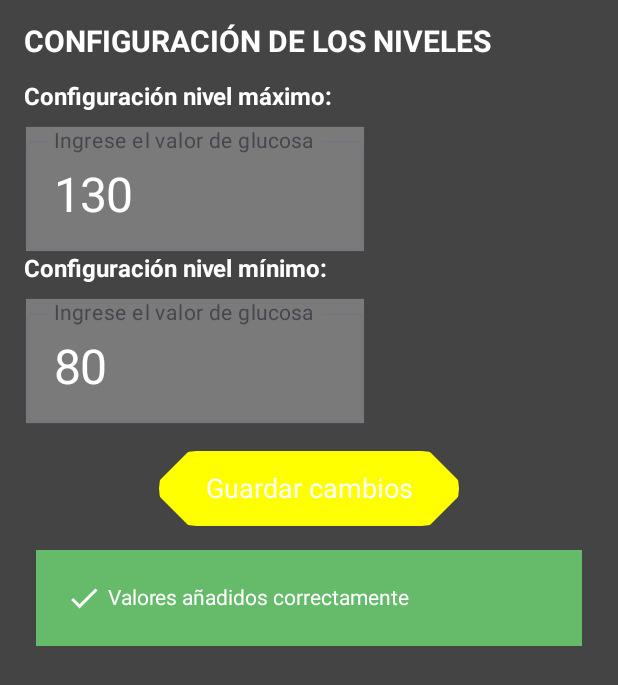
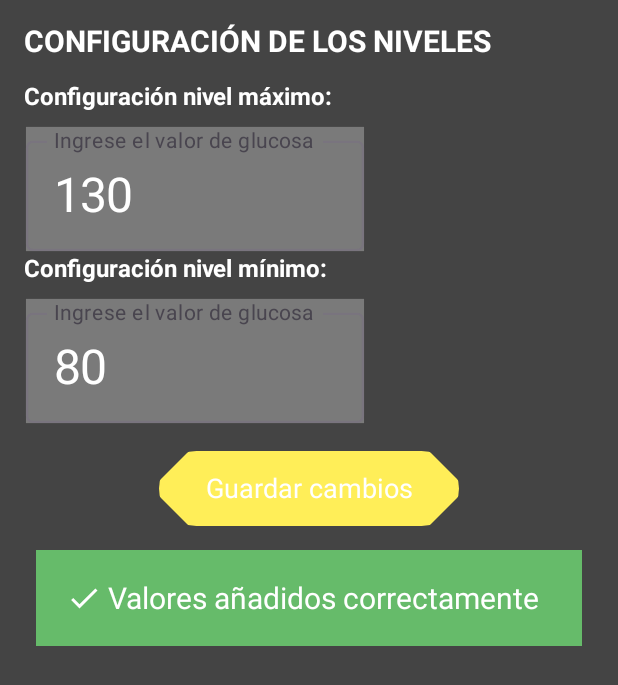
Before and after one commit to IsmaTor/GlucoseRegisterApp, an Android app built with Jetpack Compose: the GlucoseConfigurationScreen screen opened through its navigation route, after a tap on "Guardar cambios", on a phone screen of 412 x 824 dp. Shown: the top 685 px of the screen. Run offline under Robolectric (Android 15) with nearby library versions, the phone set to English and light mode, and no system bars; libraries missing offline, so code that uses them is left out: com.itextpdf.text.

Commit message:
level table bug fix

```diff
--- a/app/src/main/java/ismaapp/tortosa/glucoseregister/MainActivity.kt
+++ b/app/src/main/java/ismaapp/tortosa/glucoseregister/MainActivity.kt
@@ -5,7 +5,6 @@ import android.database.sqlite.SQLiteDatabase
 import android.os.Bundle
 import android.Manifest
 import android.util.Log
-import android.widget.Toast
 import androidx.activity.ComponentActivity
 import androidx.activity.compose.setContent
 import androidx.compose.foundation.layout.*
--- a/app/src/main/java/ismaapp/tortosa/glucoseregister/ui/screen/GlucoseConfigurations.kt
+++ b/app/src/main/java/ismaapp/tortosa/glucoseregister/ui/screen/GlucoseConfigurations.kt
@@ -19,7 +19,6 @@ import androidx.compose.material3.ButtonDefaults
 import androidx.compose.material3.Text
 import androidx.compose.runtime.LaunchedEffect
 import androidx.compose.runtime.getValue
-import androidx.compose.runtime.mutableIntStateOf
 import androidx.compose.runtime.mutableStateOf
 import androidx.compose.runtime.setValue
 import androidx.compose.ui.Alignment
@@ -40,17 +39,6 @@ import kotlinx.coroutines.delay
 @Composable
 fun GlucoseConfigurationScreen(glucoseLevels: IGlucoseLevels, glucoseRepository: GlucoseRepository) {
     var glucoseLevelsUpdate by remember { mutableStateOf(glucoseLevels.levels ?: GlucoseLevels(130, 80)) }
-    var showMessage by remember { mutableStateOf(false) }
-    var isOperationSuccessful by remember { mutableStateOf(false) }
-    var message by remember { mutableStateOf("") }
-
-    // El mensaje desaparecerá después del tiempo indicado.
-    LaunchedEffect(showMessage) {
-        if (showMessage) {
-            delay(5000) // 5 segundos.
-            showMessage = false // false para que desaparezca.
-        }
-    }
 
     GlucoseConfiguration(glucoseLevelsUpdate, glucoseRepository) { updatedLevels ->
         //Actualiza los niveles de glucosa con los nuevos valores.
@@ -59,12 +47,6 @@ fun GlucoseConfigurationScreen(glucoseLevels: IGlucoseLevels, glucoseRepository:
         //Actualiza los valores en la base de datos.
         val glucoseLevelsImp = GlucoseLevelsImp(glucoseRepository)
         glucoseLevelsImp.updateLevels(glucoseLevelsUpdate)
-
-        isOperationSuccessful = glucoseLevelsImp.isLevelSuccess
-        message = if (isOperationSuccessful) "Valores añadidos correctamente" else "ERROR: Valores no añadidos"
-        Log.d("GlucoseConfigurationScreen", "Update Result - Success: $isOperationSuccessful, Message: $message")
-        showMessage = true
-
     }
 
     //Obtiene y muestra los niveles de la tabla de niveles.
@@ -88,11 +70,11 @@ fun GlucoseConfiguration(
 
     val paddingSpace = 8.dp
 
-    // El mensaje desaparecerá después del tiempo indicado.
+    //El mensaje desaparecerá después del tiempo indicado.
     LaunchedEffect(showMessage) {
         if (showMessage) {
-            delay(5000) // 5 segundos.
-            showMessage = false // false para que desaparezca.
+            delay(5000) //5 segundos.
+            showMessage = false //false para que desaparezca.
         }
     }
 
@@ -123,7 +105,6 @@ fun GlucoseConfiguration(
                 glucoseValue = newLevelMax,
                 onValueChange = { newValue ->
                     newLevelMax = newValue
-                    Log.d("GlucoseConfiguration", "Nivel máximo actualizado a: $newLevelMax")
                 }
             )
         }
@@ -142,7 +123,6 @@ fun GlucoseConfiguration(
                 glucoseValue = newLevelMin,
                 onValueChange = { newValue ->
                     newLevelMin = newValue
-                    Log.d("GlucoseConfiguration", "Nivel mínimo actualizado a: $newLevelMin")
                 }
             )
         }
@@ -152,33 +132,29 @@ fun GlucoseConfiguration(
         Button(
             onClick = {
                 try {
-                    // Crear una nueva instancia de GlucoseLevels con los valores actualizados
+                    //Crear una nueva instancia de GlucoseLevels con los valores actualizados.
                     val updatedLevels = GlucoseLevels(newLevelMax, newLevelMin).apply {
-                        id = glucoseLevels.id // Si es necesario
+                        id = glucoseLevels.id //setId = getId
                     }
-
-                    Log.d("GlucoseConfiguration", "Intentando guardar - Max: $newLevelMax, Min: $newLevelMin")
 
                     val glucoseLevelsImp = GlucoseLevelsImp(glucoseRepository)
                     glucoseLevelsImp.updateLevels(updatedLevels)
 
                     isOperationSuccessful = glucoseLevelsImp.isLevelSuccess
                     message = if (isOperationSuccessful) "Valores añadidos correctamente" else "ERROR: Valores no añadidos"
-                    Log.d("GlucoseConfiguration", "Update Result - Success: $isOperationSuccessful, Message: $message")
 
                     onValuesChanged(updatedLevels)
                 } catch (e: IllegalArgumentException) {
                     isOperationSuccessful = false
                     message = e.message ?: "Error desconocido"
-                    Log.e("GlucoseConfiguration", "Error al guardar niveles: ${e.message}", e)
                 }
                 showMessage = true
             },
             modifier = Modifier.align(Alignment.CenterHorizontally)
-                .width(200.dp)
-                .height(50.dp)
-                .clip(CutCornerShape(20.dp, 20.dp, 20.dp, 20.dp)),
-            colors = ButtonDefaults.buttonColors(Color.Yellow) // Cambiar a SoftYellow si está definido en otro lugar.
+                .width(200.dp) //ancho del botón.
+                .height(50.dp) //alto del botón.
+                .clip(CutCornerShape(20.dp, 20.dp, 20.dp, 20.dp)), //botón romboide.
+            colors = ButtonDefaults.buttonColors(SoftYellow)
         ) {
             Text("Guardar cambios", style = TextStyle(fontSize = 18.sp))
         }
--- a/app/src/main/java/ismaapp/tortosa/glucoseregister/utils/MessageUtil.kt
+++ b/app/src/main/java/ismaapp/tortosa/glucoseregister/utils/MessageUtil.kt
@@ -17,7 +17,9 @@ import androidx.compose.runtime.Composable
 import androidx.compose.ui.Alignment
 import androidx.compose.ui.Modifier
 import androidx.compose.ui.graphics.Color
+import androidx.compose.ui.text.TextStyle
 import androidx.compose.ui.unit.dp
+import androidx.compose.ui.unit.sp
 import androidx.compose.ui.zIndex
 import ismaapp.tortosa.glucoseregister.ui.theme.SoftGreen
 import ismaapp.tortosa.glucoseregister.ui.theme.SoftRed
@@ -48,7 +50,7 @@ fun SuccessfulMessage(
             ) {
                 Icon(icon, contentDescription = "successfulMessage", tint = Color.White)
                 Spacer(modifier = Modifier.width(4.dp))
-                Text(message, color = Color.White)
+                Text(message, color = Color.White, style = TextStyle(fontSize = 20.sp)) //mensaje, color y tamaño.
             }
         } else {
             Log.d("SuccessfulMessage", "No message to show.")
```
